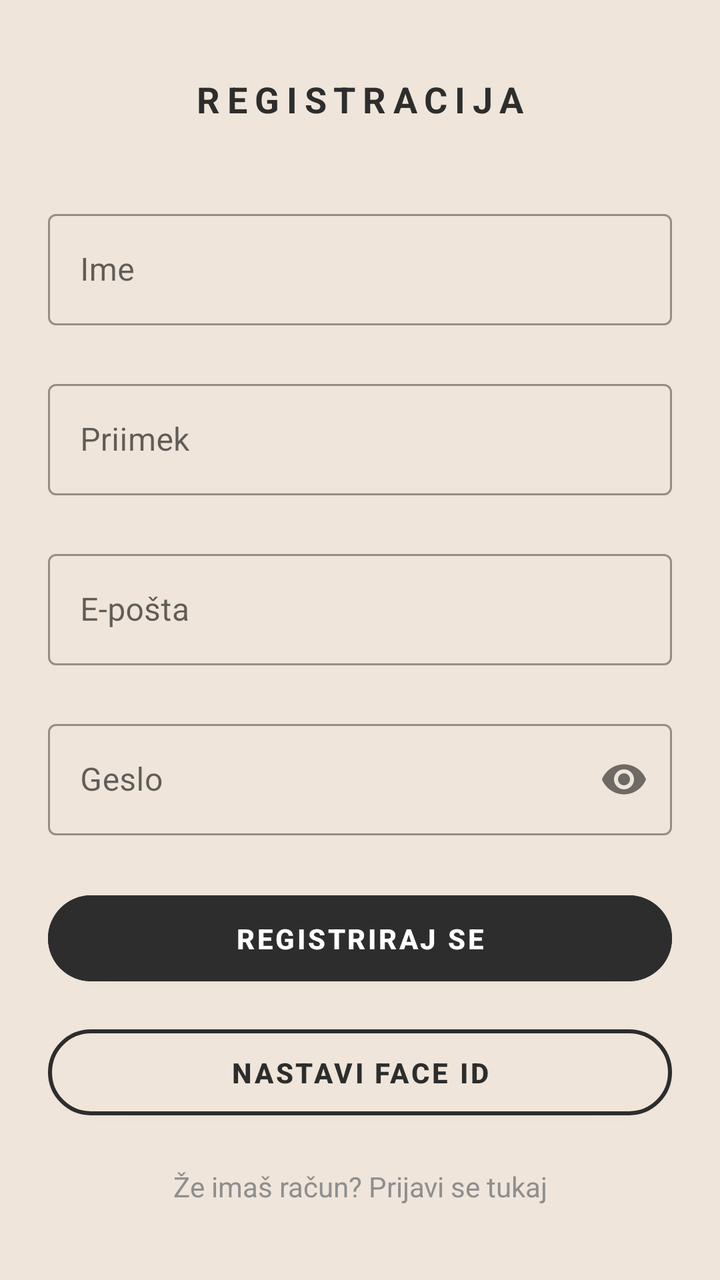
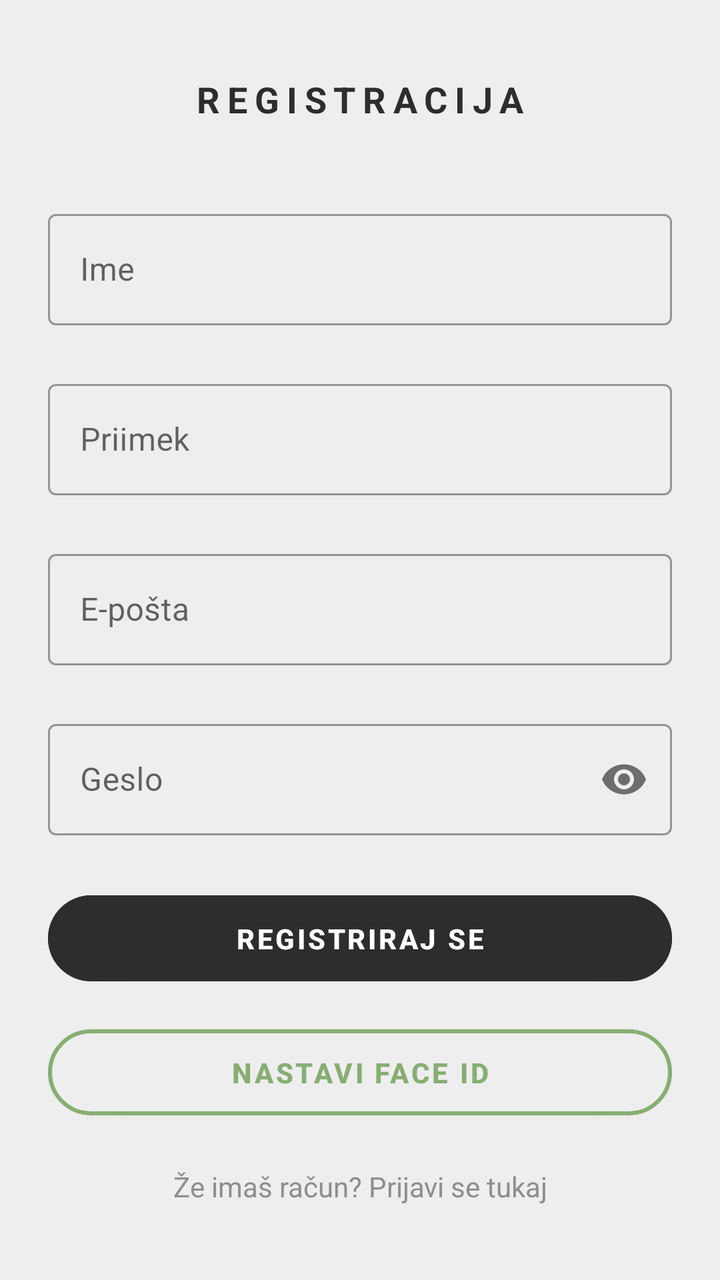

Before-and-after screenshots of an Android layout around one commit, followed by the original layout XML and the change that was made.
<!-- AndroidManifest.xml: application theme Theme.PametniPaketnik -->
<!-- res/layout/activity_register.xml -->
<?xml version="1.0" encoding="utf-8"?>
<androidx.constraintlayout.widget.ConstraintLayout xmlns:android="http://schemas.android.com/apk/res/android"
    xmlns:app="http://schemas.android.com/apk/res-auto"
    xmlns:tools="http://schemas.android.com/tools"
    android:id="@+id/main"
    android:layout_width="match_parent"
    android:layout_height="match_parent"
    android:background="@color/background"
    tools:context=".RegisterActivity">

    <LinearLayout
        android:layout_width="match_parent"
        android:layout_height="wrap_content"
        android:orientation="vertical"
        android:background="@color/background"
        android:paddingStart="24dp"
        android:paddingEnd="24dp"
        app:layout_constraintTop_toTopOf="parent"
        app:layout_constraintBottom_toBottomOf="parent"
        app:layout_constraintStart_toStartOf="parent"
        app:layout_constraintEnd_toEndOf="parent">

        <TextView
            android:id="@+id/registerTitle"
            android:layout_width="match_parent"
            android:layout_height="wrap_content"
            android:letterSpacing="0.2"
            android:text="@string/register_title"
            android:textAlignment="center"
            android:textAllCaps="true"
            android:textColor="@color/history_text_primary"
            android:textSize="18sp"
            android:textStyle="bold"
            android:layout_marginBottom="40dp"/>

        <com.google.android.material.textfield.TextInputLayout
            android:id="@+id/nameTitle"
            style="@style/Widget.MaterialComponents.TextInputLayout.OutlinedBox"
            android:layout_width="match_parent"
            android:layout_height="wrap_content"
            android:layout_marginBottom="24dp"
            android:hint="@string/nameHint">

            <com.google.android.material.textfield.TextInputEditText
                android:id="@+id/inputName"
                android:layout_width="match_parent"
                android:layout_height="wrap_content"
                android:inputType="text"
                android:textColor="@color/history_text_primary" />
        </com.google.android.material.textfield.TextInputLayout>

        <com.google.android.material.textfield.TextInputLayout
            android:id="@+id/surnameTitle"
            style="@style/Widget.MaterialComponents.TextInputLayout.OutlinedBox"
            android:layout_width="match_parent"
            android:layout_height="wrap_content"
            android:layout_marginBottom="24dp"
            android:hint="@string/surnameHint">

            <com.google.android.material.textfield.TextInputEditText
                android:id="@+id/inputSurname"
                android:layout_width="match_parent"
                android:layout_height="wrap_content"
                android:inputType="text"
                android:textColor="@color/history_text_primary" />
        </com.google.android.material.textfield.TextInputLayout>

        <com.google.android.material.textfield.TextInputLayout
            android:id="@+id/emailTitle"
            style="@style/Widget.MaterialComponents.TextInputLayout.OutlinedBox"
            android:layout_width="match_parent"
            android:layout_height="wrap_content"
            android:layout_marginBottom="24dp"
            android:hint="@string/emailHint">

            <com.google.android.material.textfield.TextInputEditText
                android:id="@+id/inputEmail"
                android:layout_width="match_parent"
                android:layout_height="wrap_content"
                android:inputType="textEmailAddress"
                android:textColor="@color/history_text_primary" />
        </com.google.android.material.textfield.TextInputLayout>

        <com.google.android.material.textfield.TextInputLayout
            android:id="@+id/passwordTitle"
            style="@style/Widget.MaterialComponents.TextInputLayout.OutlinedBox"
            android:layout_width="match_parent"
            android:layout_height="wrap_content"
            android:layout_marginBottom="24dp"
            android:hint="@string/passwordHint"
            app:passwordToggleEnabled="true">

            <com.google.android.material.textfield.TextInputEditText
                android:id="@+id/inputPassword"
                android:layout_width="match_parent"
                android:layout_height="wrap_content"
                android:inputType="textPassword"
                android:textColor="@color/history_text_primary" />
        </com.google.android.material.textfield.TextInputLayout>

        <Button
            android:id="@+id/btnRegister"
            android:layout_width="match_parent"
            android:layout_height="55dp"
            android:backgroundTint="@color/history_text_primary"
            android:text="@string/registriraj_se"
            android:textAllCaps="true"
            android:textColor="@android:color/white"
            android:textStyle="bold"
            app:cornerRadius="40dp" />

        <Button
            android:id="@+id/btnFaceIdSetup"
            android:layout_width="match_parent"
            android:layout_height="55dp"
            android:layout_marginTop="12dp"
            android:text="Nastavi Face ID"
            android:textStyle="bold"
            android:backgroundTint="@color/background"
            android:textColor="@color/history_text_primary"
            app:strokeColor="@color/history_text_primary"
            app:strokeWidth="2dp"
            app:cornerRadius="40dp" />

        <TextView
            android:id="@+id/goToLogin"
            android:layout_width="match_parent"
            android:layout_height="wrap_content"
            android:layout_marginTop="20dp"
            android:text="@string/go_to_login_text"
            android:textAlignment="center"
            android:textColor="@color/history_text_secondary"
            android:textSize="14sp" />

    </LinearLayout>
</androidx.constraintlayout.widget.ConstraintLayout>
<!-- resources referenced by this layout -->
<resources>
  <color name="background">#EFE5DA</color>
  <color name="history_text_primary">#2D2D2D</color>
  <color name="history_text_secondary">#8E8E8E</color>
  <string name="emailHint">E-pošta</string>
  <string name="go_to_login_text">Že imaš račun? Prijavi se tukaj</string>
  <string name="nameHint">Ime</string>
  <string name="passwordHint">Geslo</string>
  <string name="register_title">Registracija</string>
  <string name="registriraj_se">Registriraj se</string>
  <string name="surnameHint">Priimek</string>
  <style name="Theme.PametniPaketnik" parent="Base.Theme.PametniPaketnik" />
  <style name="Base.Theme.PametniPaketnik" parent="Theme.MaterialComponents.Light.NoActionBar">
          <item name="colorPrimary">@color/history_text_primary</item>
          <item name="android:statusBarColor">@color/background</item>
          <item name="android:windowLightStatusBar">true</item> </style>
</resources>

<!-- the commit's change to res/layout/activity_register.xml (unified diff, before → after) -->
@@ -5,14 +5,13 @@
     android:id="@+id/main"
     android:layout_width="match_parent"
     android:layout_height="match_parent"
-    android:background="@color/background"
+    android:background="@color/home_page_background"
     tools:context=".RegisterActivity">
 
     <LinearLayout
         android:layout_width="match_parent"
         android:layout_height="wrap_content"
         android:orientation="vertical"
-        android:background="@color/background"
         android:paddingStart="24dp"
         android:paddingEnd="24dp"
         app:layout_constraintTop_toTopOf="parent"
@@ -116,9 +115,9 @@
             android:layout_marginTop="12dp"
             android:text="Nastavi Face ID"
             android:textStyle="bold"
-            android:backgroundTint="@color/background"
-            android:textColor="@color/history_text_primary"
-            app:strokeColor="@color/history_text_primary"
+            android:backgroundTint="@color/home_page_background"
+            android:textColor="@color/history_accept"
+            app:strokeColor="@color/history_accept"
             app:strokeWidth="2dp"
             app:cornerRadius="40dp" />
 
<!-- resource entries referenced after the edit -->
@@ -1,8 +1,10 @@
 <!-- resources referenced by this layout -->
 <resources>
+  <color name="history_accept">#87AE73</color>
   <color name="background">#EFE5DA</color>
   <color name="history_text_primary">#2D2D2D</color>
   <color name="history_text_secondary">#8E8E8E</color>
+  <color name="home_page_background">#EEEEEE</color>
   <string name="emailHint">E-pošta</string>
   <string name="go_to_login_text">Že imaš račun? Prijavi se tukaj</string>
   <string name="nameHint">Ime</string>
